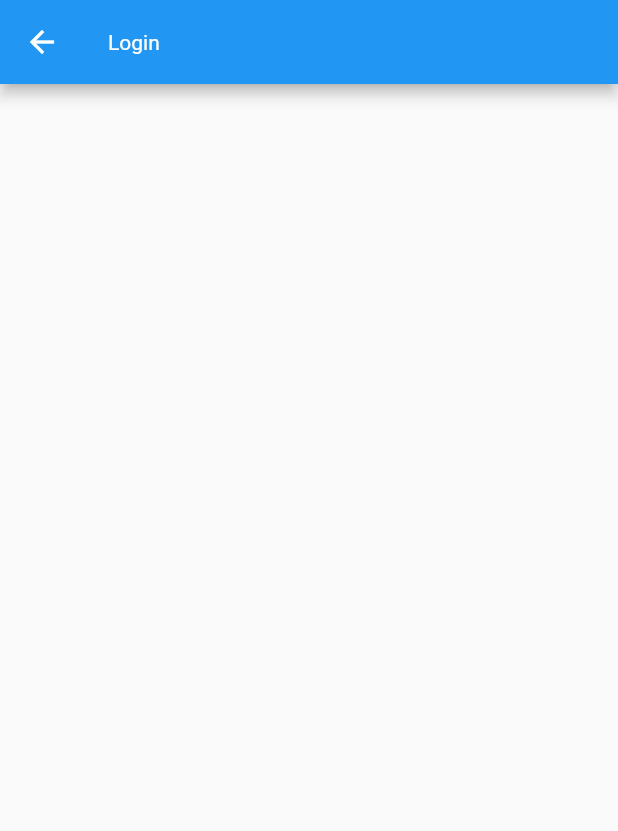
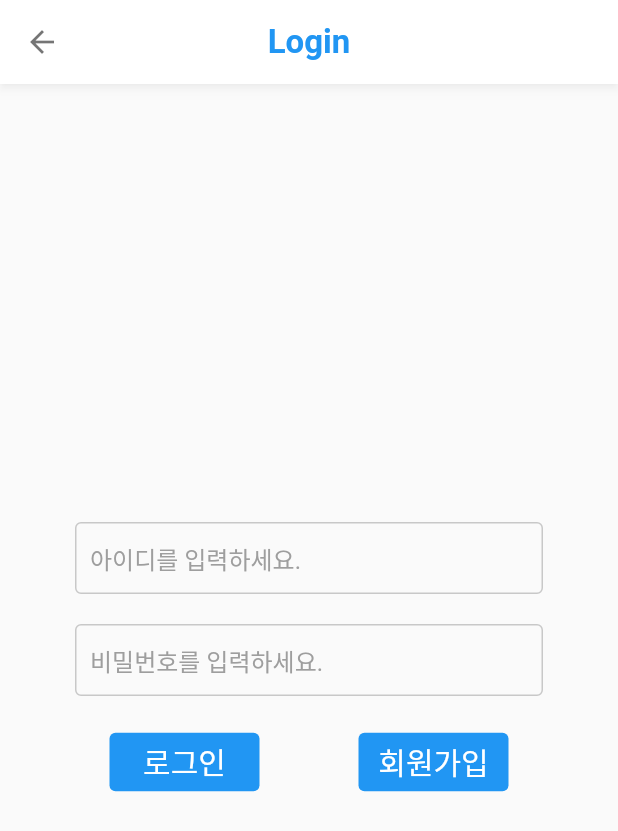
Before and after one commit to HyerimKimm/routepractice, a Flutter app: the screen it shows after launch, after a tap on "로그인하기", on a phone screen of 412 x 824 dp. Shown: the top 831 px of the screen. Run offline on Flutter 3.47's test engine with Material 2 defaults, Android fonts, the phone set to English and light mode, and no system bars; our stand-ins replace extended_image.

Commit message:
login_page.dart 레이아웃 꾸미기!

```diff
--- a/lib/main.dart
+++ b/lib/main.dart
@@ -16,10 +16,27 @@ class MyApp extends StatelessWidget {
       theme: ThemeData(
         backgroundColor: Colors.white,
         primarySwatch: Colors.blue,
+        primaryColorLight: Colors.white,
         textTheme: TextTheme(
-            headline1 : TextStyle(fontFamily: 'NotoSansKR', fontWeight: FontWeight.bold, fontSize: 30),
+            headline1 : TextStyle(fontFamily: 'NotoSansKR', fontWeight: FontWeight.bold, fontSize: 40, color: Colors.black ,),
+            bodyText1 : TextStyle(fontFamily: 'NotoSansKR', fontWeight: FontWeight.normal, fontSize: 20, color: Colors.black),
+            button: TextStyle(fontFamily: 'NotoSansKR', fontWeight: FontWeight.normal, fontSize: 20, color: Colors.white)
         ),
-        appBarTheme: AppBarTheme(backgroundColor: Colors.blue, titleTextStyle: TextStyle(color: Colors.white)),
+        appBarTheme: const AppBarTheme(
+          backgroundColor: Colors.white,
+          shadowColor: Colors.white38,
+          iconTheme: IconThemeData(color: Colors.black54),
+          centerTitle: true,
+          elevation: 2,
+          titleTextStyle: TextStyle(color: Colors.black54, fontWeight: FontWeight.bold, fontSize: 22),
+        ),
+        textButtonTheme: TextButtonThemeData(
+          style: TextButton.styleFrom(
+            foregroundColor: Colors.white,
+            backgroundColor: Colors.blue,
+            minimumSize: Size(100,20)
+          ),
+        )
       ),
       home: IntroPage(),
     );
--- a/lib/pages/intro_page.dart
+++ b/lib/pages/intro_page.dart
@@ -1,3 +1,4 @@
+import 'package:extended_image/extended_image.dart';
 import 'package:flutter/material.dart';
 import 'package:routepractice/pages/login_page.dart';
 
@@ -6,22 +7,36 @@ class IntroPage extends StatelessWidget {
 
   @override
   Widget build(BuildContext context) {
-    return SafeArea(
+    return Container(
+      decoration: BoxDecoration(
+        image: DecorationImage(image: AssetImage('assets/images/caffee.jpg'),fit:BoxFit.cover)
+      ),
+      child: SafeArea(
           child: Center(
             child: Column(
               mainAxisAlignment: MainAxisAlignment.spaceEvenly,
+              crossAxisAlignment: CrossAxisAlignment.stretch,
+              children: [
+                Column(
                   children: [
                     Center(child: Text('인트로 페이지',style: Theme.of(context).textTheme.headline1,)),
-            SizedBox(height: 5,),
-            TextButton(
-              child: Text('로그인하기'),
+                  ],
+                ),
+                Center(
+                  child: SizedBox(
+                    width: 200, height: 45,
+                    child: TextButton(
+                      child: Text('로그인하기',style: Theme.of(context).textTheme.button,),
                       onPressed: (){
                         Navigator.push(context, MaterialPageRoute( builder: (context) => LoginPage() ));
                       },
-            )
+                    ),
+                  ),
+                ),
             ],
           ),
         ),
+      )
     );
   }
 }
--- a/lib/pages/login_page.dart
+++ b/lib/pages/login_page.dart
@@ -12,7 +12,73 @@ class _LoginPageState extends State<LoginPage> {
   Widget build(BuildContext context) {
     return Scaffold(
       appBar: AppBar(
-        title: Text('Login'),
+        title: Text(
+          'Login',
+          style: TextStyle(color: Theme.of(context).primaryColor),
+        ),
+      ),
+      body: SafeArea(
+        child: Padding(
+          padding: EdgeInsets.only(left: 50, right: 50),
+          child: Column(
+            mainAxisAlignment: MainAxisAlignment.center,
+            crossAxisAlignment: CrossAxisAlignment.center,
+            children: [
+              TextFormField(
+                decoration: InputDecoration(
+                    hintText: '아이디를 입력하세요.',
+                    hintStyle: TextStyle(color: Colors.grey),
+                    enabledBorder: OutlineInputBorder(
+                        borderSide: BorderSide(
+                            color: Color.fromRGBO(200, 200, 200, 1))),
+                    focusedBorder: OutlineInputBorder(
+                        borderSide: BorderSide(color: Colors.blue)),
+                    contentPadding:
+                        EdgeInsets.symmetric(vertical: 2.0, horizontal: 10.0)),
+                keyboardType: TextInputType.name,
+              ),
+              SizedBox(
+                width: 20,
+                height: 20,
+              ),
+              TextFormField(
+                decoration: InputDecoration(
+                  hintText: '비밀번호를 입력하세요.',
+                  hintStyle: TextStyle(color: Colors.grey),
+                  enabledBorder: OutlineInputBorder(
+                      borderSide:
+                          BorderSide(color: Color.fromRGBO(200, 200, 200, 1))),
+                  focusedBorder: OutlineInputBorder(
+                      borderSide: BorderSide(color: Colors.blue)),
+                  contentPadding:
+                      EdgeInsets.symmetric(vertical: 2.0, horizontal: 10.0),
+                ),
+              ),
+              SizedBox(
+                width: 20,
+                height: 20,
+              ),
+              Row(
+                mainAxisAlignment: MainAxisAlignment.spaceEvenly,
+                crossAxisAlignment: CrossAxisAlignment.center,
+                children: [
+                  TextButton(
+                    onPressed: () {},
+                    child: Text('로그인'),
+                  ),
+                  SizedBox(
+                    width: 20,
+                    height: 20,
+                  ),
+                  TextButton(
+                    onPressed: () {},
+                    child: Text('회원가입'),
+                  ),
+                ],
+              ),
+            ],
+          ),
+        ),
       ),
     );
   }
```
Also changed, not shown: assets/images/caffee.jpg (added), lib/route.dart (deleted). Lines whose indentation alone changed are shown as unchanged.
